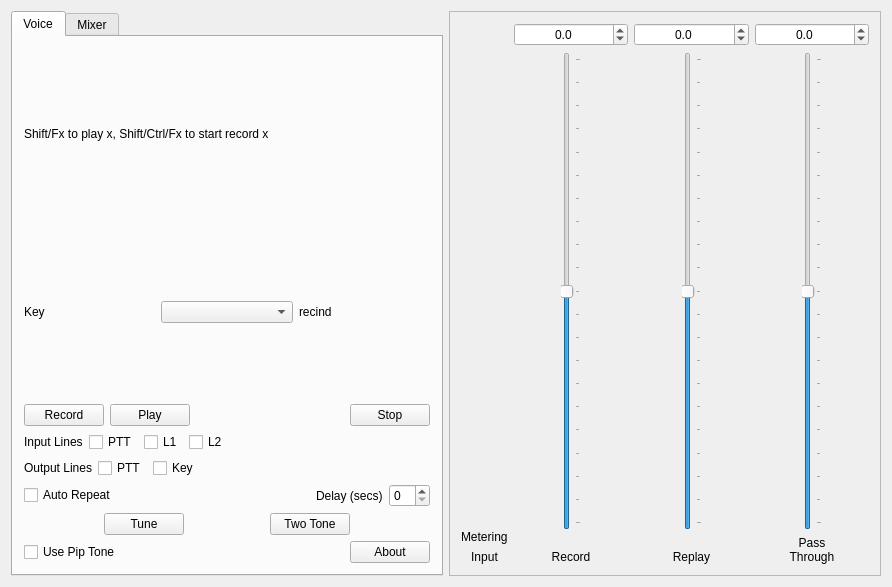
The window that mqt/MqtKeyer/KeyerMain.ui (zsteva/backup-minos2) describes before a commit, drawn with Qt 5.
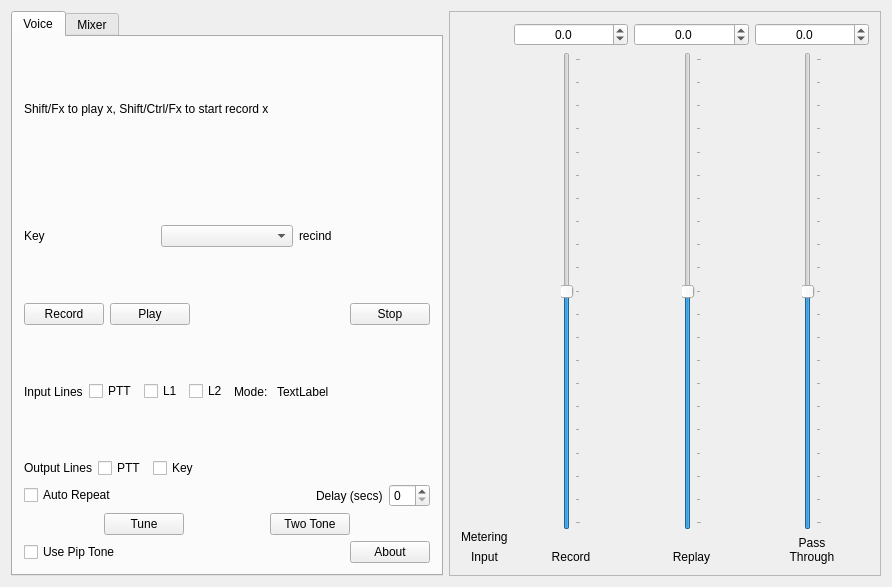
The same window after the commit. Custom widgets are drawn as their Qt base class.

Commit message: Modify number of keyer lines to allow for mode switch

```diff
--- a/mqt/MqtKeyer/KeyerMain.ui
+++ b/mqt/MqtKeyer/KeyerMain.ui
@@ -121,6 +121,20 @@
             </property>
            </widget>
           </item>
+          <item>
+           <widget class="QLabel" name="label_11">
+            <property name="text">
+             <string>Mode: </string>
+            </property>
+           </widget>
+          </item>
+          <item>
+           <widget class="QLabel" name="modeLabel">
+            <property name="text">
+             <string>TextLabel</string>
+            </property>
+           </widget>
+          </item>
           <item>
            <spacer name="horizontalSpacer_8">
             <property name="orientation">
```
The commit also changes 19 other files.
